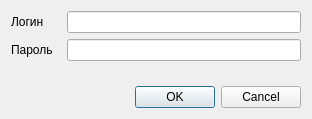
Old version of the form authorization.ui in the repository nio-kun/timetable.
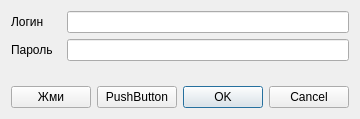
New version of the form.

```diff
--- a/authorization.ui
+++ b/authorization.ui
@@ -103,6 +103,22 @@
     </spacer>
    </item>
    <item>
+    <layout class="QHBoxLayout" name="horizontalLayout_4">
+     <item>
+      <widget class="QPushButton" name="pushButton_2">
+       <property name="text">
+        <string>Жми</string>
+       </property>
+      </widget>
+     </item>
+     <item>
+      <widget class="QPushButton" name="pushButton">
+       <property name="text">
+        <string>PushButton</string>
+       </property>
+      </widget>
+     </item>
+     <item>
     <widget class="QDialogButtonBox" name="buttonBox">
      <property name="orientation">
       <enum>Qt::Horizontal</enum>
@@ -111,6 +127,8 @@
       <set>QDialogButtonBox::Cancel|QDialogButtonBox::Ok</set>
      </property>
     </widget>
+     </item>
+    </layout>
    </item>
   </layout>
  </widget>
```
Lines whose indentation alone changed are shown as unchanged.
